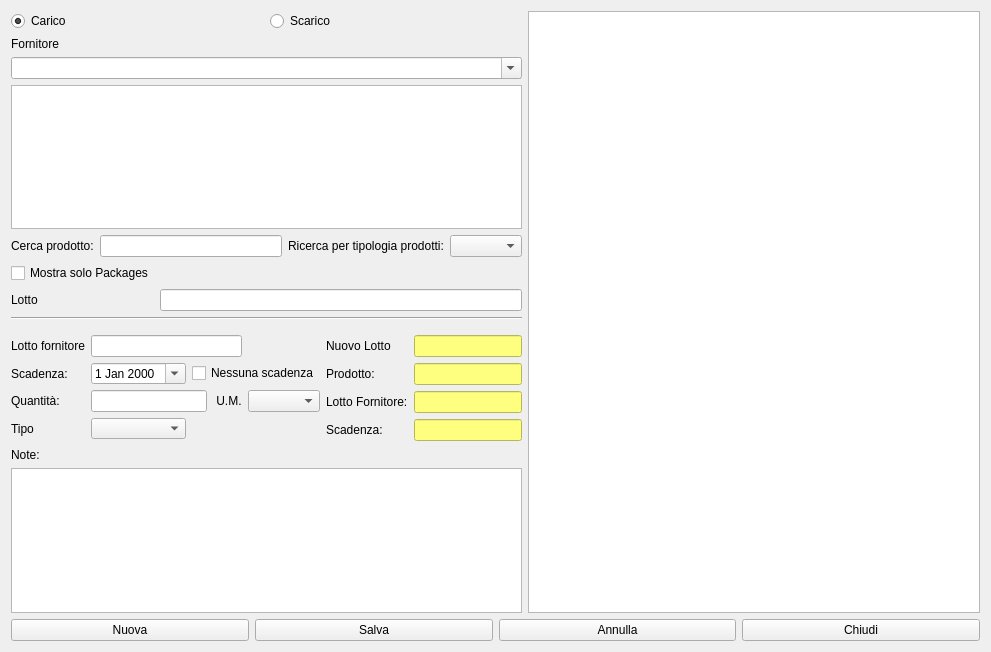
fblabs/hamlet-mod-sancon, file hnuovaoperazione.ui: the form before one commit.
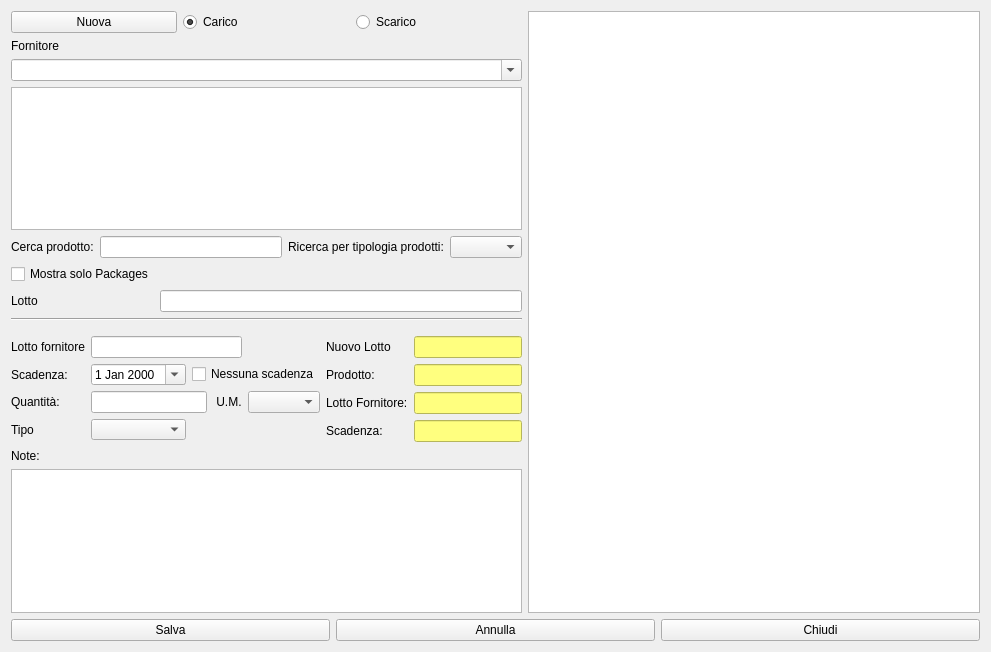
The form after the commit. Icons and pictures are not drawn.

```diff
--- a/hnuovaoperazione.ui
+++ b/hnuovaoperazione.ui
@@ -33,6 +33,23 @@
       <layout class="QVBoxLayout" name="verticalLayout_2">
        <item>
         <layout class="QHBoxLayout" name="horizontalLayout_2">
+         <item>
+          <widget class="QPushButton" name="pushButton_3">
+           <property name="text">
+            <string>Nuova</string>
+           </property>
+           <property name="icon">
+            <iconset resource="icons.qrc">
+             <normaloff>:/Resources/Actions-configure-icon.png</normaloff>:/Resources/Actions-configure-icon.png</iconset>
+           </property>
+           <property name="iconSize">
+            <size>
+             <width>32</width>
+             <height>32</height>
+            </size>
+           </property>
+          </widget>
+         </item>
          <item>
           <widget class="QRadioButton" name="radioButton">
            <property name="text">
@@ -305,23 +322,6 @@
    </item>
    <item>
     <layout class="QHBoxLayout" name="horizontalLayout_3">
-     <item>
-      <widget class="QPushButton" name="pushButton_3">
-       <property name="text">
-        <string>Nuova</string>
-       </property>
-       <property name="icon">
-        <iconset resource="icons.qrc">
-         <normaloff>:/Resources/Actions-configure-icon.png</normaloff>:/Resources/Actions-configure-icon.png</iconset>
-       </property>
-       <property name="iconSize">
-        <size>
-         <width>32</width>
-         <height>32</height>
-        </size>
-       </property>
-      </widget>
-     </item>
      <item>
       <widget class="QPushButton" name="pushButton">
        <property name="text">
```
Left out of the diff: 1 changed line with no effect on the pictures.
